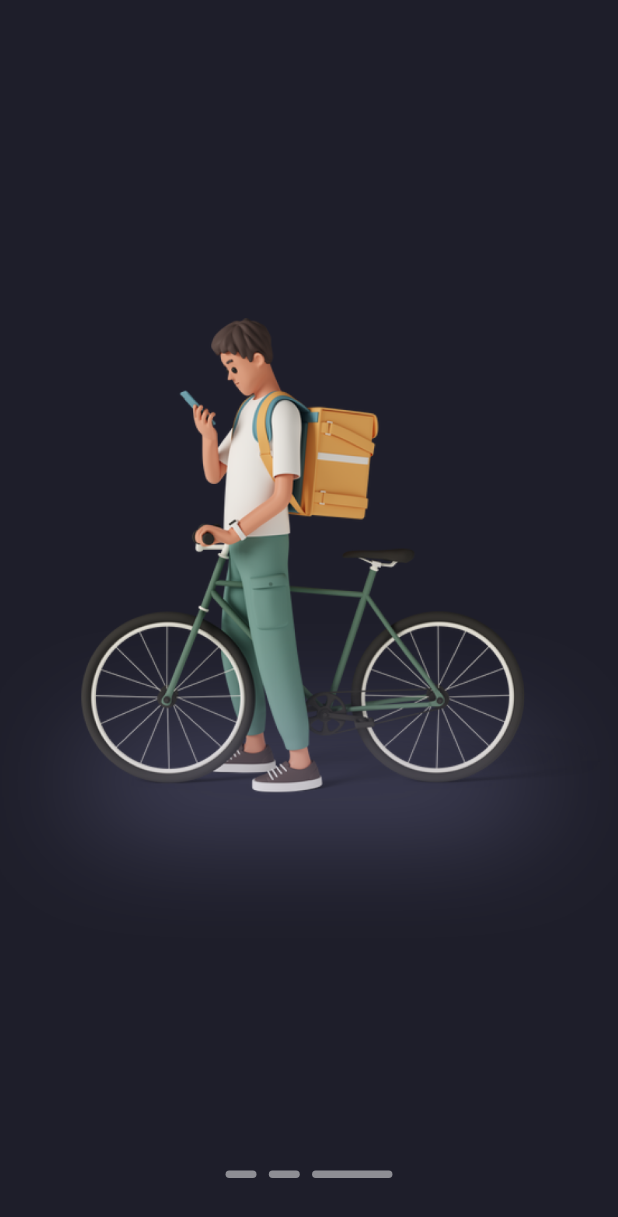
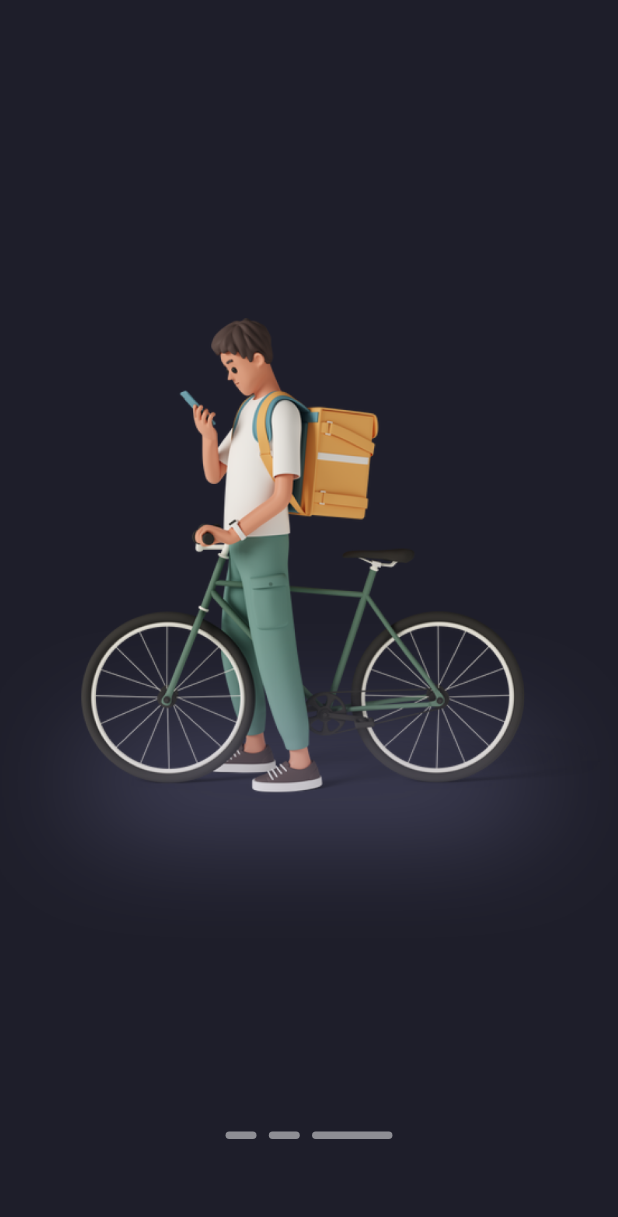
Before and after one commit to DiDi-App/Mobile-App, a Flutter app: the screen it shows after launch, swiped to page 3, on a phone screen of 412 x 824 dp. Shown: the top 1217 px of the screen. Run offline on Flutter 3.47's test engine with Material 3 defaults, Android fonts, the phone set to English and light mode, and no system bars; our stand-ins replace cached_network_image, flutter_bloc, flutter_svg, fpdart, get_it, hive and 3 more; accounts and stored records are empty; statements that could not run were skipped.

Commit message:
fix: Make the page indicators on the onboarding page fixed

```diff
--- a/Didi/lib/src/features/onboarding/pages/onboarding_screen.dart
+++ b/Didi/lib/src/features/onboarding/pages/onboarding_screen.dart
@@ -1,9 +1,12 @@
+import 'package:didi/src/core/theme/theme_colors.dart';
+import 'package:didi/src/features/onboarding/widgets/page_indicator.dart';
 import 'package:flutter/material.dart';
 
 import 'package:didi/src/features/onboarding/pages/onboarding_screen1.dart';
 import 'package:didi/src/features/onboarding/pages/onboarding_screen2.dart';
 import 'package:didi/src/features/onboarding/pages/onboarding_screen3.dart';
 import 'package:didi/src/features/onboarding/pages/onboarding_screen4.dart';
+import 'package:responsive_sizer/responsive_sizer.dart';
 
 class OnboardingScreen extends StatefulWidget {
   const OnboardingScreen({super.key});
@@ -12,8 +15,10 @@ class OnboardingScreen extends StatefulWidget {
   State<OnboardingScreen> createState() => _OnboardingScreenState();
 }
 
-class _OnboardingScreenState extends State<OnboardingScreen> {
+class _OnboardingScreenState extends State<OnboardingScreen>
+    with SingleTickerProviderStateMixin {
   final PageController _pageController = PageController(initialPage: 0);
+  int _currentPage = 0;
 
   @override
   void dispose() {
@@ -24,7 +29,14 @@ class _OnboardingScreenState extends State<OnboardingScreen> {
   @override
   Widget build(BuildContext context) {
     return Scaffold(
-      body: PageView(
+      body: Stack(
+        children: [
+          PageView(
+            onPageChanged: (index) {
+              setState(() {
+                _currentPage = index;
+              });
+            },
             controller: _pageController,
             children: const <Widget>[
               OnboardingScreen1(),
@@ -33,6 +45,57 @@ class _OnboardingScreenState extends State<OnboardingScreen> {
               OnboardingScreen4(),
             ],
           ),
+          Container(
+            alignment: const Alignment(0, 0.93),
+            child: SizedBox(
+              height: 10.h,
+              child: Row(
+                mainAxisAlignment: MainAxisAlignment.center,
+                children: [
+                  AnimatedContainer(
+                    width: _currentPage == 0
+                        ? 13.w
+                        : _currentPage == 3
+                            ? 0
+                            : 5.w,
+                    curve: Curves.easeInOut,
+                    duration: const Duration(milliseconds: 300),
+                    child: const PageIndicator(
+                      color: AppThemeColors.kPageIndicatorColor,
+                    ),
+                  ),
+                  SizedBox(width: 2.w),
+                  AnimatedContainer(
+                    width: _currentPage == 1
+                        ? 13.w
+                        : _currentPage == 3
+                            ? 0
+                            : 5.w,
+                    curve: Curves.easeInOut,
+                    duration: const Duration(milliseconds: 300),
+                    child: const PageIndicator(
+                      color: AppThemeColors.kPageIndicatorColor,
+                    ),
+                  ),
+                  SizedBox(width: 2.w),
+                  AnimatedContainer(
+                    width: _currentPage == 2
+                        ? 13.w
+                        : _currentPage == 3
+                            ? 0
+                            : 5.w,
+                    curve: Curves.easeInOut,
+                    duration: const Duration(milliseconds: 300),
+                    child: const PageIndicator(
+                      color: AppThemeColors.kPageIndicatorColor,
+                    ),
+                  ),
+                ],
+              ),
+            ),
+          )
+        ],
+      ),
     );
   }
 }
--- a/Didi/lib/src/features/onboarding/pages/onboarding_screen3.dart
+++ b/Didi/lib/src/features/onboarding/pages/onboarding_screen3.dart
@@ -1,7 +1,6 @@
 import 'package:flutter/material.dart';
 import 'package:responsive_sizer/responsive_sizer.dart';
 
-import '../widgets/page_indicator.dart';
 import '../../../core/theme/theme_colors.dart';
 
 class OnboardingScreen3 extends StatelessWidget {
@@ -46,28 +45,6 @@ class OnboardingScreen3 extends StatelessWidget {
               ],
             ),
           ),
-          SizedBox(
-            height: 10.h,
-            child: Row(
-              mainAxisAlignment: MainAxisAlignment.center,
-              children: [
-                PageIndicator(
-                  width: 5.w,
-                  color: AppThemeColors.kPageIndicatorColor,
-                ),
-                SizedBox(width: 2.w),
-                PageIndicator(
-                  width: 5.w,
-                  color: AppThemeColors.kPageIndicatorColor,
-                ),
-                SizedBox(width: 2.w),
-                PageIndicator(
-                  width: 13.w,
-                  color: AppThemeColors.kPageIndicatorColor,
-                ),
-              ],
-            ),
-          )
         ],
       ),
     );
--- a/Didi/lib/src/features/onboarding/widgets/page_indicator.dart
+++ b/Didi/lib/src/features/onboarding/widgets/page_indicator.dart
@@ -1,16 +1,14 @@
 import 'package:flutter/material.dart';
 
 class PageIndicator extends StatelessWidget {
-  const PageIndicator(
-      {super.key, required this.width, this.color = Colors.black});
+  const PageIndicator({super.key, this.color = Colors.black});
 
-  final double width;
   final Color color;
 
   @override
   Widget build(BuildContext context) {
     return Container(
-      width: width,
+      width: double.infinity,
       height: 5,
       decoration: BoxDecoration(
         color: color,
```
Also changed, not shown: Didi/lib/src/core/common/widgets/loader.dart (added, +19 -0 lines), Didi/lib/src/features/auth/presentation/pages/otp_screen.dart (+2 -5 lines), Didi/lib/src/features/auth/presentation/pages/password_change_screen.dart (+2 -5 lines), Didi/lib/src/features/auth/presentation/pages/password_reset_request.dart (+2 -5 lines), Didi/lib/src/features/auth/presentation/pages/signin_screen.dart (+2 -6 lines), Didi/lib/src/features/auth/presentation/pages/signup_screen.dart (+2 -6 lines), Didi/lib/src/features/onboarding/pages/onboarding_screen1.dart (+0 -23 lines), Didi/lib/src/features/onboarding/pages/onboarding_screen2.dart (+0 -23 lines). Lines whose indentation alone changed are shown as unchanged.
